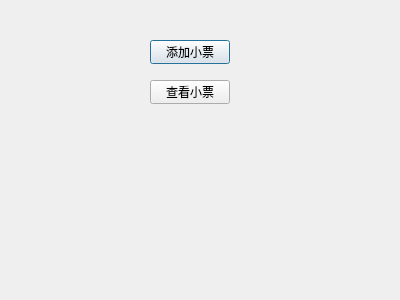
First picture: the form in invoicemanagedialog.ui, repository cryring/myorder, before the edit.
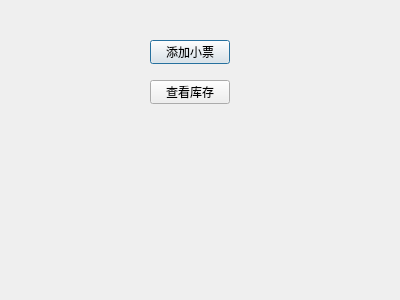
Second picture: the form after the edit.

Diff of the .ui file:
```diff
--- a/invoicemanagedialog.ui
+++ b/invoicemanagedialog.ui
@@ -36,7 +36,7 @@
     </rect>
    </property>
    <property name="text">
-    <string>查看小票</string>
+    <string>查看库存</string>
    </property>
   </widget>
  </widget>
```
